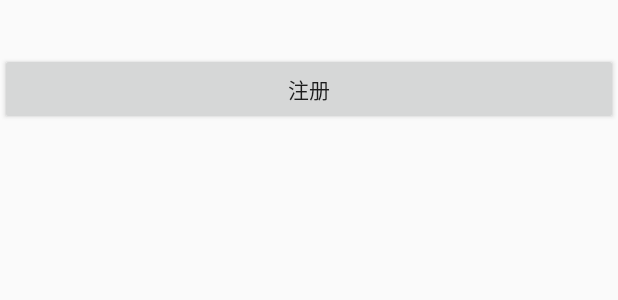
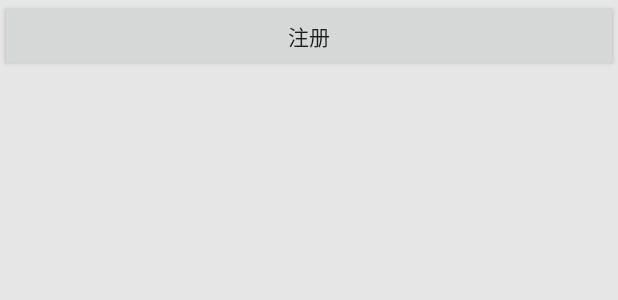
Before and after one commit to yura1116/syapp, an Android app: the layout fragment_myself.xml on its own in the app's theme, with its tools: preview values and no code run, on a phone screen of 412 x 824 dp. Shown: the top 300 px of the screen. Run offline under Robolectric (Android 15) with nearby library versions, the phone set to English and light mode, and no system bars.

Commit message:
前台页面UI

```diff
--- a/app/src/main/AndroidManifest.xml
+++ b/app/src/main/AndroidManifest.xml
@@ -32,6 +32,7 @@
         <activity
             android:name=".MainActivity"
             android:exported="true"
+            android:theme="@style/Theme.Syapp"
             android:label="@string/app_name"></activity>
     </application>
 
--- a/app/src/main/java/com/example/syapp/MainActivity.java
+++ b/app/src/main/java/com/example/syapp/MainActivity.java
@@ -33,6 +33,10 @@ public class MainActivity extends AppCompatActivity {
     @Override
     protected void onCreate(Bundle savedInstanceState) {
         super.onCreate(savedInstanceState);
+        //屏蔽页面的顶部导航栏
+        if (getSupportActionBar() != null) {
+            getSupportActionBar().hide();
+        }
 
         binding = ActivityMainBinding.inflate(getLayoutInflater());
         setContentView(binding.getRoot());
--- a/app/src/main/java/com/example/syapp/ui/my/MyselfFragment.java
+++ b/app/src/main/java/com/example/syapp/ui/my/MyselfFragment.java
@@ -4,7 +4,6 @@ import android.os.Bundle;
 import android.view.LayoutInflater;
 import android.view.View;
 import android.view.ViewGroup;
-import android.widget.TextView;
 
 import androidx.annotation.NonNull;
 import androidx.fragment.app.Fragment;
@@ -25,8 +24,8 @@ public class MyselfFragment extends Fragment {
         binding = FragmentMyselfBinding.inflate(inflater, container, false);
         View root = binding.getRoot();
 
-        final TextView textView = binding.textMyself;
-        myselfViewModel.getText().observe(getViewLifecycleOwner(), textView::setText);
+        /*final TextView textView = binding.textMyself;
+        myselfViewModel.getText().observe(getViewLifecycleOwner(), textView::setText);*/
         return root;
     }
 
--- a/app/src/main/res/layout/fragment_myself.xml
+++ b/app/src/main/res/layout/fragment_myself.xml
@@ -4,23 +4,9 @@
     xmlns:tools="http://schemas.android.com/tools"
     android:layout_width="match_parent"
     android:layout_height="match_parent"
+    android:background="#e6e6e6"
     tools:context=".ui.my.MyselfFragment"
     android:orientation="vertical">
-
-    <TextView
-        android:id="@+id/text_myself"
-        android:layout_width="match_parent"
-        android:layout_height="wrap_content"
-        android:layout_marginStart="8dp"
-        android:layout_marginTop="8dp"
-        android:layout_marginEnd="8dp"
-        android:textAlignment="center"
-        android:textSize="20sp"
-        app:layout_constraintBottom_toBottomOf="parent"
-        app:layout_constraintEnd_toEndOf="parent"
-        app:layout_constraintStart_toStartOf="parent"
-        app:layout_constraintTop_toTopOf="parent" />
-
         <Button
             android:id="@+id/register"
             android:layout_width="match_parent"
```
